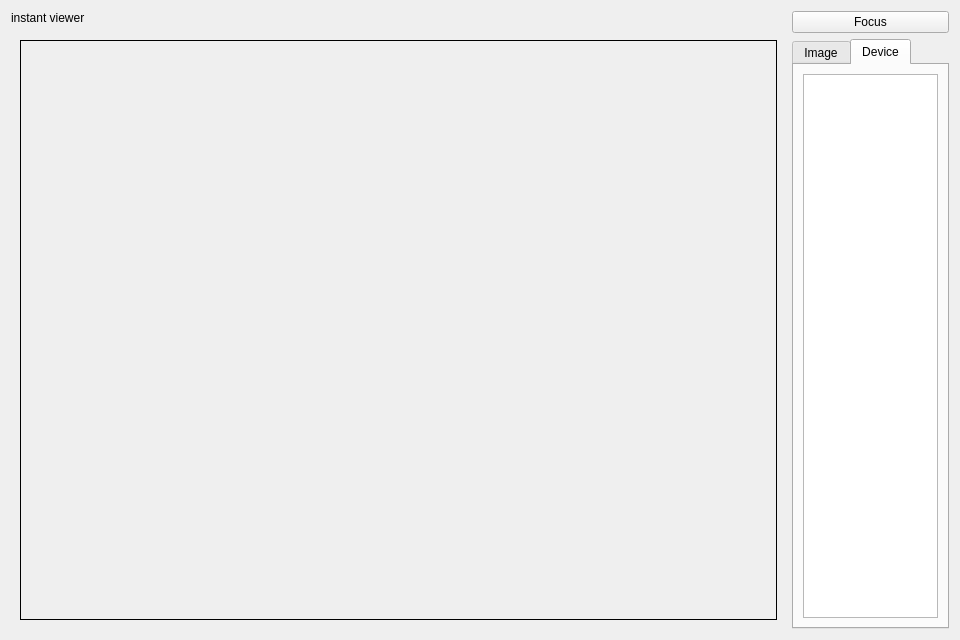
Before: the Qt Designer form app/ui/camera_widget.ui in xuguodong1999/COCR, drawn with Qt 5.
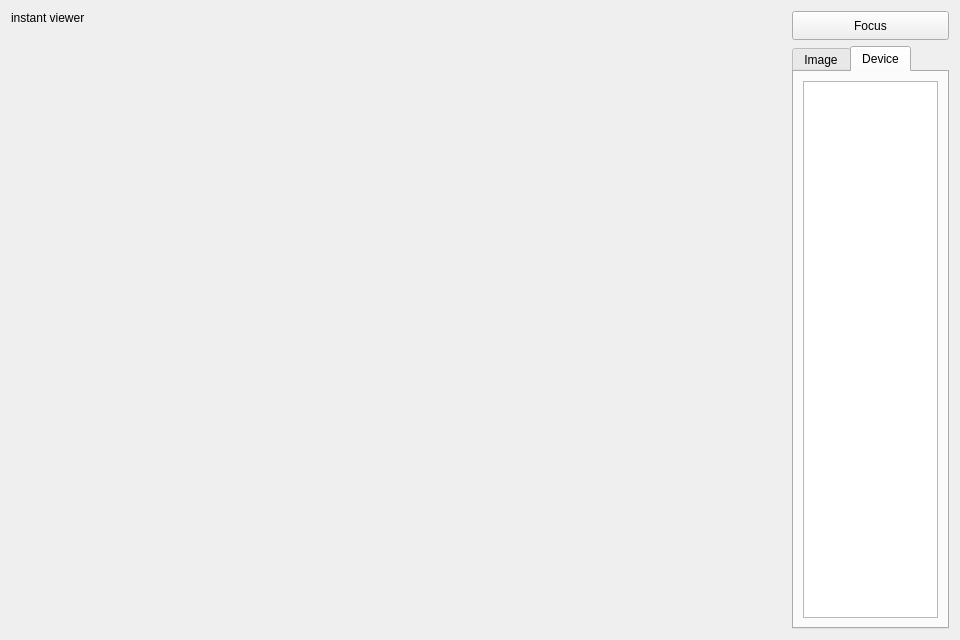
After: the same form once the commit is applied. The open tabs and pages were chosen to show the change. Icons and pictures are not drawn. Custom widgets are drawn as their Qt base class.

The edit to the form file:
```diff
--- a/app/ui/camera_widget.ui
+++ b/app/ui/camera_widget.ui
@@ -27,7 +27,7 @@
       <widget class="QStackedWidget" name="stackedWidget">
        <property name="sizePolicy">
         <sizepolicy hsizetype="Preferred" vsizetype="Preferred">
-         <horstretch>1</horstretch>
+                                    <horstretch>0</horstretch>
          <verstretch>0</verstretch>
         </sizepolicy>
        </property>
@@ -95,6 +95,9 @@
          </disabled>
         </palette>
        </property>
+                            <property name="lineWidth">
+                                <number>0</number>
+                            </property>
        <property name="currentIndex">
         <number>1</number>
        </property>
@@ -107,10 +110,25 @@
        </widget>
        <widget class="QWidget" name="previewPage">
         <layout class="QGridLayout" name="gridLayout_4">
+                                    <property name="leftMargin">
+                                        <number>0</number>
+                                    </property>
+                                    <property name="topMargin">
+                                        <number>0</number>
+                                    </property>
+                                    <property name="rightMargin">
+                                        <number>0</number>
+                                    </property>
+                                    <property name="bottomMargin">
+                                        <number>0</number>
+                                    </property>
+                                    <property name="spacing">
+                                        <number>0</number>
+                                    </property>
          <item row="0" column="0">
           <widget class="QLabel" name="lastImagePreviewLabel">
            <property name="sizePolicy">
-            <sizepolicy hsizetype="Preferred" vsizetype="MinimumExpanding">
+                                                <sizepolicy hsizetype="Preferred" vsizetype="Preferred">
              <horstretch>0</horstretch>
              <verstretch>0</verstretch>
             </sizepolicy>
@@ -118,9 +136,15 @@
            <property name="frameShape">
             <enum>QFrame::Box</enum>
            </property>
+                                            <property name="lineWidth">
+                                                <number>0</number>
+                                            </property>
            <property name="text">
             <string/>
            </property>
+                                            <property name="alignment">
+                                                <set>Qt::AlignCenter</set>
+                                            </property>
           </widget>
          </item>
         </layout>
@@ -130,9 +154,15 @@
     </layout>
    </item>
    <item>
-    <layout class="QVBoxLayout" name="ctrl_layout">
+                <layout class="QVBoxLayout" name="ctrl_layout" stretch="1,20">
      <item>
-      <widget class="QPushButton" name="lockButton">
+                        <widget class="QPushButton" name="lock_btn">
+                            <property name="sizePolicy">
+                                <sizepolicy hsizetype="Minimum" vsizetype="Preferred">
+                                    <horstretch>0</horstretch>
+                                    <verstretch>0</verstretch>
+                                </sizepolicy>
+                            </property>
        <property name="text">
         <string>Focus</string>
        </property>
@@ -209,7 +239,29 @@
         </attribute>
         <layout class="QVBoxLayout" name="verticalLayout">
          <item>
-          <widget class="QListWidget" name="deviceList"/>
+                                        <widget class="QListWidget" name="device_list">
+                                            <property name="sizePolicy">
+                                                <sizepolicy hsizetype="Preferred" vsizetype="Preferred">
+                                                    <horstretch>0</horstretch>
+                                                    <verstretch>0</verstretch>
+                                                </sizepolicy>
+                                            </property>
+                                            <property name="showDropIndicator" stdset="0">
+                                                <bool>false</bool>
+                                            </property>
+                                            <property name="textElideMode">
+                                                <enum>Qt::ElideNone</enum>
+                                            </property>
+                                            <property name="resizeMode">
+                                                <enum>QListView::Adjust</enum>
+                                            </property>
+                                            <property name="wordWrap">
+                                                <bool>true</bool>
+                                            </property>
+                                            <property name="selectionRectVisible">
+                                                <bool>true</bool>
+                                            </property>
+                                        </widget>
          </item>
         </layout>
        </widget>
```
Left out of the diff: 62 changed lines with no effect on the pictures. Lines whose indentation alone changed are shown as unchanged.
